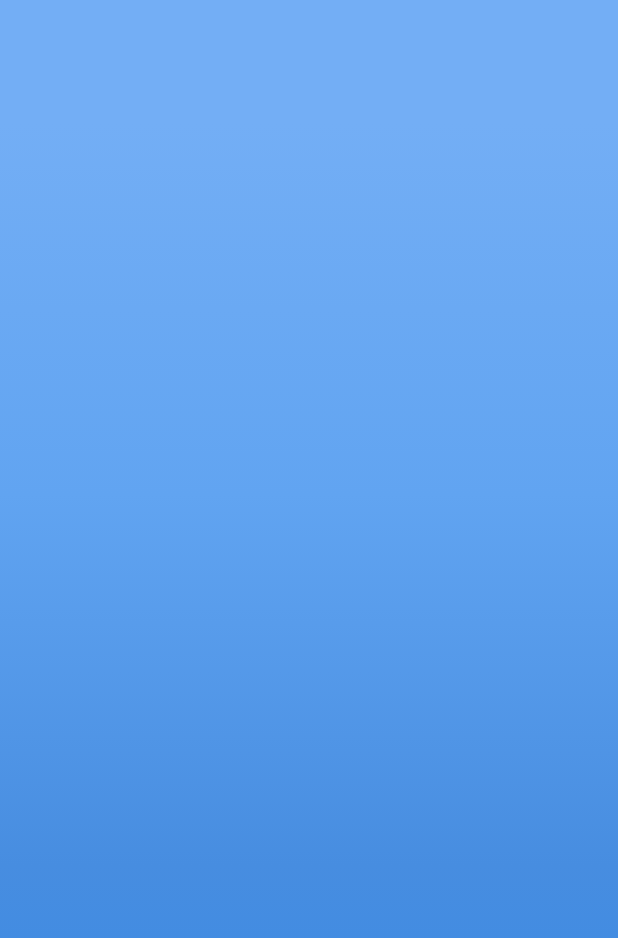
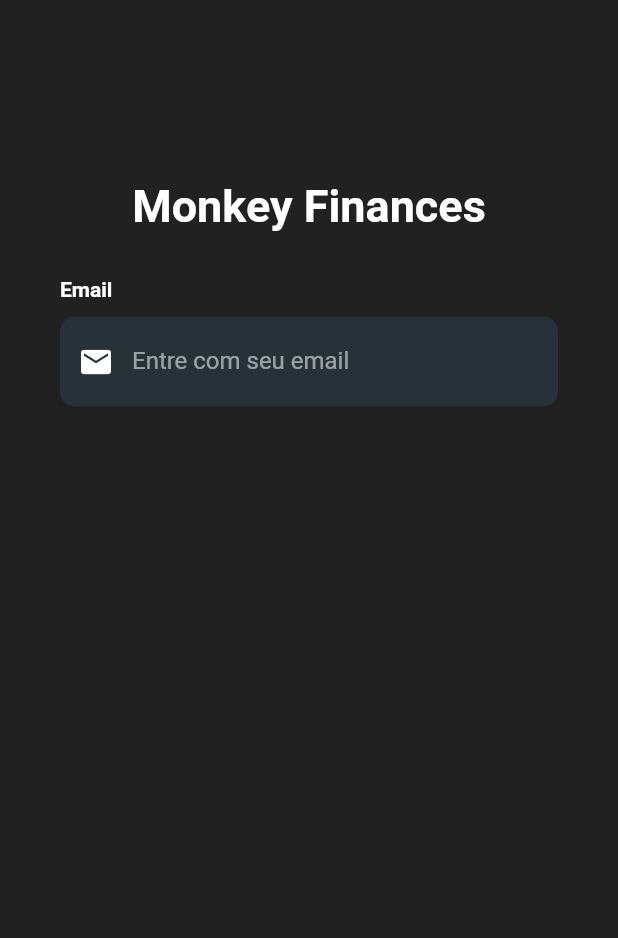
Before and after one commit to FranciscoJSSantos/monkey_finances, a Flutter app: the screen it shows after launch, on a phone screen of 412 x 824 dp. Shown: the top 938 px of the screen. Run offline on Flutter 3.47's test engine with Material 2 defaults, Android fonts, the phone set to English and light mode, and no system bars; Roboto replaces fonts that are missing (OpenSans).

Commit message:
adicao de campo de email

```diff
--- a/lib/screens/login.dart
+++ b/lib/screens/login.dart
@@ -1,4 +1,5 @@
 import 'package:flutter/material.dart';
+import 'package:monkey_finances/utilities/constants.dart';
 
 class LoginScreen extends StatefulWidget {
   @override
@@ -6,28 +7,91 @@ class LoginScreen extends StatefulWidget {
 }
 
 class _LoginScreenState extends State<LoginScreen> {
+  Widget _buildEmailTF() {
+    return Column(
+      crossAxisAlignment: CrossAxisAlignment.start,
+      children: <Widget>[
+        const Text(
+          'Email',
+          style: kLabelStyle,
+        ),
+        const SizedBox(height: 10.0),
+        Container(
+          alignment: Alignment.centerLeft,
+          decoration: kBoxDecorationStyle,
+          height: 60.0,
+          child: const TextField(
+            keyboardType: TextInputType.emailAddress,
+            style: TextStyle(color: Colors.white),
+            decoration: InputDecoration(
+              border: InputBorder.none,
+              contentPadding: EdgeInsets.only(top: 14.0),
+              prefixIcon: Icon(
+                Icons.email,
+                color: Colors.white,
+              ),
+              hintText: 'Entre com seu email',
+              hintStyle: kHintTextStyle,
+            ),
+          ),
+        )
+      ],
+    );
+  }
+
   @override
   Widget build(BuildContext context) {
     return Scaffold(
       body: Stack(
         children: <Widget>[
           Container(
-              height: double.infinity,
-              width: double.infinity,
-              decoration: const BoxDecoration(
-                  gradient: LinearGradient(
-                begin: Alignment.topCenter,
-                end: Alignment.bottomCenter,
-                colors: [
-                  Color(0xFF73AEF5),
-                  Color(0xFF61A4F1),
-                  Color(0xFF478DE0),
-                  Color(0xFF398AE5)
+            height: double.infinity,
+            width: double.infinity,
+            color: const Color(0xFF212121),
+          ),
+          SizedBox(
+            height: double.infinity,
+            child: SingleChildScrollView(
+              physics: const AlwaysScrollableScrollPhysics(),
+              padding: const EdgeInsets.symmetric(
+                horizontal: 40.0,
+                vertical: 120.0,
+              ),
+              child: Column(
+                mainAxisAlignment: MainAxisAlignment.center,
+                children: <Widget>[
+                  const Text(
+                    'Monkey Finances',
+                    style: TextStyle(
+                      color: Colors.white,
+                      fontFamily: 'OpenSans',
+                      fontSize: 30.0,
+                      fontWeight: FontWeight.bold,
+                    ),
+                  ),
+                  const SizedBox(height: 30.0),
+                  _buildEmailTF(),
                 ],
-                stops: [0.1, 0.4, 0.7, 0.9],
-              )))
+              ),
+            ),
+          ),
         ],
       ),
     );
   }
 }
+
+
+
+// decoration: const BoxDecoration(
+//                   gradient: LinearGradient(
+//                 begin: Alignment.topCenter,
+//                 end: Alignment.bottomCenter,
+//                 colors: [
+//                   Color(0xFF73AEF5),
+//                   Color(0xFF61A4F1),
+//                   Color(0xFF478DE0),
+//                   Color(0xFF398AE5)
+//                 ],
+//                 stops: [0.1, 0.4, 0.7, 0.9],
+//               ))
--- /dev/null
+++ b/lib/utilities/constants.dart
@@ -0,0 +1,24 @@
+import 'package:flutter/material.dart';
+
+const kHintTextStyle = TextStyle(
+  color: Colors.white54,
+  fontFamily: 'OpenSans',
+);
+
+const kLabelStyle = TextStyle(
+  color: Colors.white,
+  fontWeight: FontWeight.bold,
+  fontFamily: 'OpenSans',
+);
+
+final kBoxDecorationStyle = BoxDecoration(
+  color: const Color(0xFF263238),
+  borderRadius: BorderRadius.circular(10.0),
+  boxShadow: const [
+    BoxShadow(
+      color: Colors.black12,
+      blurRadius: 6.0,
+      offset: Offset(0, 2),
+    ),
+  ],
+);
```
